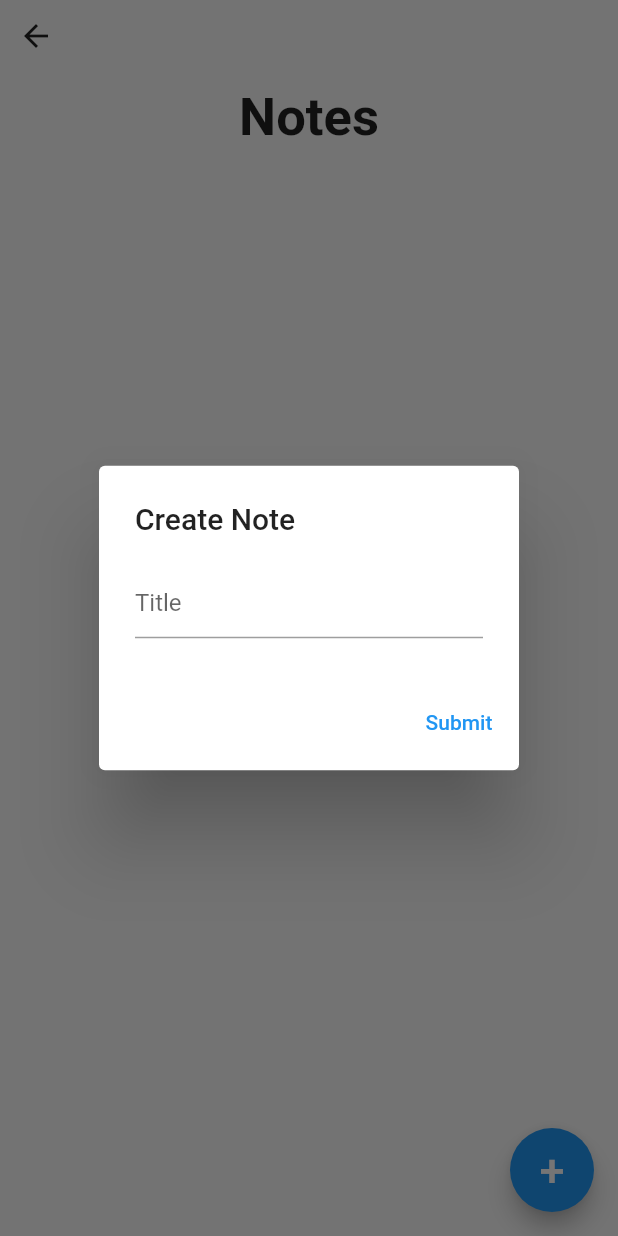
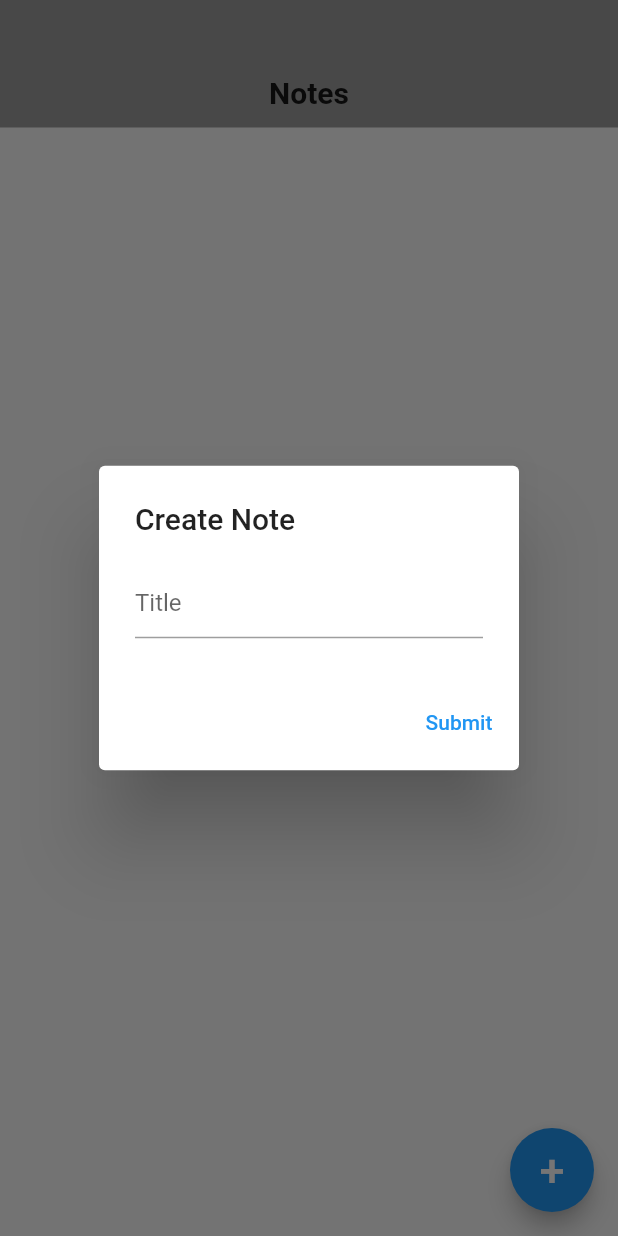
Before and after one commit to AdamDunmore/Insight, a Flutter app: the NotePage screen opened by its route, after a tap on an icon or button, on a phone screen of 412 x 824 dp. Run offline on Flutter 3.47's test engine with Material 2 defaults, Android fonts, the phone set to English and light mode, and no system bars; our stand-ins replace hive, hive_flutter; missing offline and left inert: flutter_quill; accounts and stored records are empty.

```diff
--- a/lib/main.dart
+++ b/lib/main.dart
@@ -10,11 +10,12 @@ import 'pages/notes_page.dart';
 import 'pages/reminders_page.dart';
 
 void main() async{
+  SystemChrome.setEnabledSystemUIMode(SystemUiMode.leanBack);
+
   await Hive.initFlutter();
 
   await Hive.openBox('note_database');
 
-  SystemChrome.setEnabledSystemUIMode(SystemUiMode.leanBack);
 
   runApp(const MyApp());
 }
@@ -34,7 +35,7 @@ class MyApp extends StatelessWidget {
             '/reminders' : (context) => const RemindersPage()
           },
           debugShowCheckedModeBanner: false,
-          home: HomePage(),
+          home: NotePage(), //home: HomePage(),
         ),
     );
   }
--- a/lib/pages/home_page.dart
+++ b/lib/pages/home_page.dart
@@ -20,6 +20,7 @@ class _HomePageState extends State<HomePage> {
       ),
       child: Column(
         children: [
+          const Padding(padding: EdgeInsets.fromLTRB(0, 40, 0, 0)),
           Container(
             width: double.infinity,
             height: 70,
@@ -28,7 +29,7 @@ class _HomePageState extends State<HomePage> {
             ),
             child: TextButton(
                 onPressed: () => {Navigator.pushNamed(context, '/notes'), HiveDatabase().loadNotes()},
-                child: Text("Notes", style: TextStyle(
+                child: const Text("Notes", style: TextStyle(
                   fontSize: 30,
                   color: Colors.black,
                 ),)
--- a/lib/pages/notes_page.dart
+++ b/lib/pages/notes_page.dart
@@ -34,13 +34,26 @@ class _NotePageState extends State<NotePage> {
       return Consumer<NoteData>(builder: (context, value, child) => Scaffold(
         body: Column(
             children: [
-              Align(child: IconButton(onPressed: () => Navigator.pop(context), icon: Icon(Icons.arrow_back)), alignment: Alignment.topLeft,),
-              const Padding(
-                  padding: EdgeInsets.fromLTRB(0,10,0,10),
-                  child: Text(
-                  'Notes',
-                  style: TextStyle(fontSize: 35, fontWeight: FontWeight.bold),
-                  ),
+              Container(
+                color: Colors.grey,
+                height: 85,
+                child: Row(
+                    children: [
+                      //RE-ADD COMMENTED LINES FOR HOME PAGE
+                      //Align(alignment: Alignment.bottomLeft,child: IconButton(onPressed: () => Navigator.pop(context), icon: const Icon(Icons.arrow_back)),),
+                      Expanded(
+                        child: Align(
+                          alignment: Alignment.bottomCenter,child: Container(
+                          padding: const EdgeInsets.fromLTRB(0, 0, 0, 12),//padding: const EdgeInsets.fromLTRB(0, 0, 50, 12),
+                          child: const Text(
+                            'Notes',
+                            style: TextStyle(fontSize: 20, fontWeight: FontWeight.bold),
+                          )
+                        )
+                        )
+                      )
+                    ]
+                ),
               ),
               Expanded(
                 child: ListView.builder(
--- a/lib/pages/reminders_page.dart
+++ b/lib/pages/reminders_page.dart
@@ -13,6 +13,7 @@ class RemindersPage extends StatefulWidget {
 
 class _RemindersPageState extends State<RemindersPage> {
   @override
+
   Widget build(BuildContext context) {
     return Consumer<ReminderData>(builder: (context, value, child) => Scaffold(
       body: Column(
```
Also changed, not shown: lib/pages/editing_note_page.dart (+10 -10 lines).
